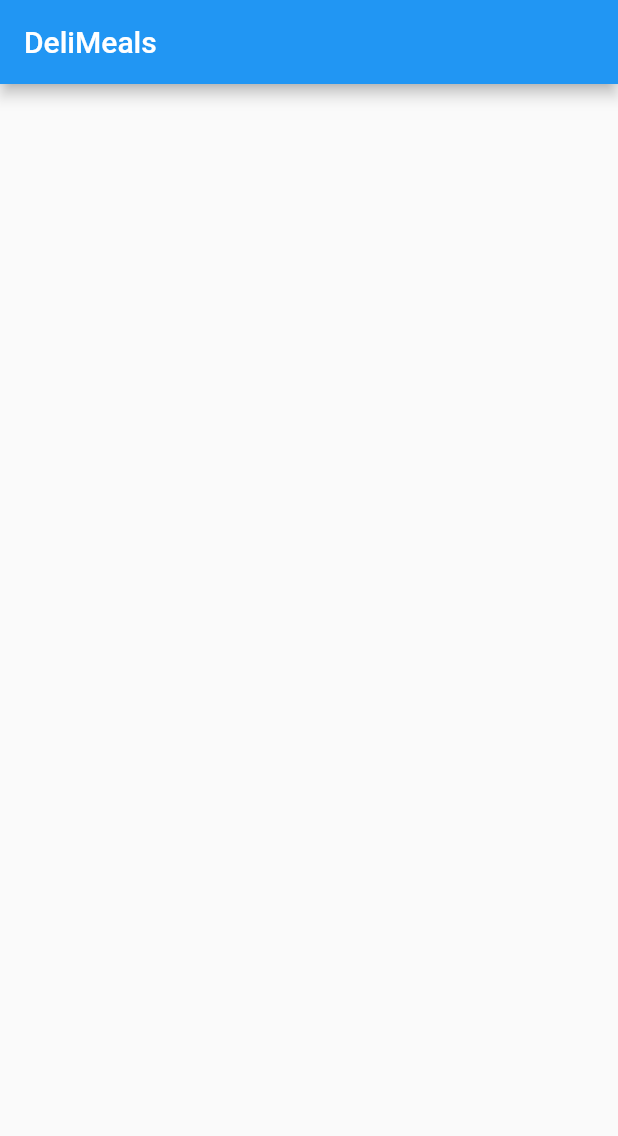
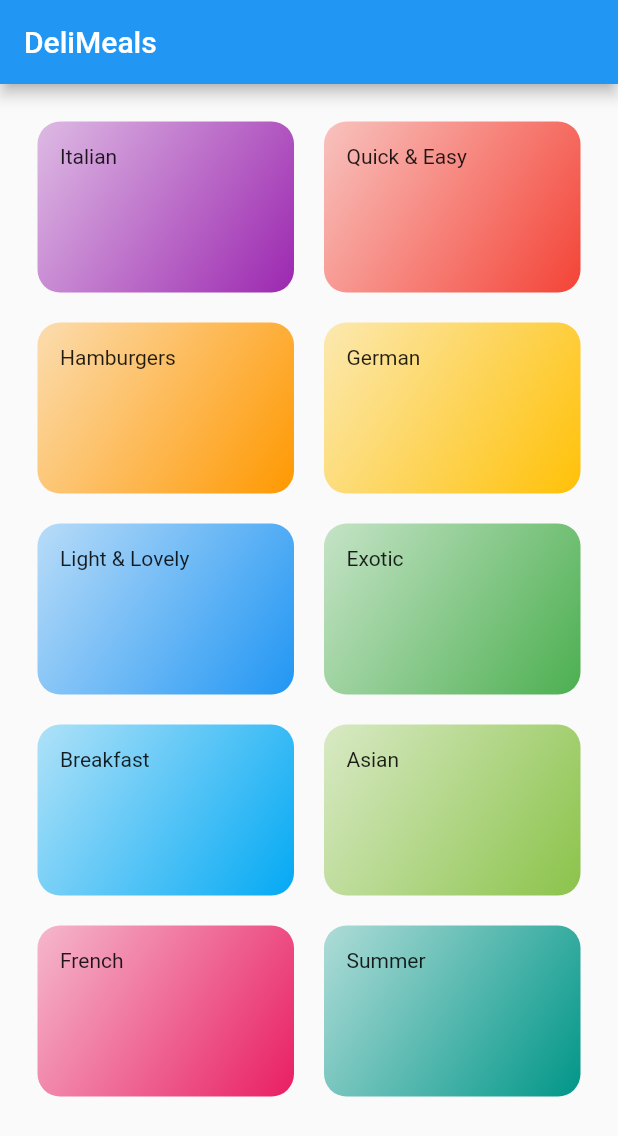
Before and after one commit to SwapnanilHalder/Meals-App, a Flutter app: the screen it shows after launch, on a phone screen of 412 x 824 dp. Shown: the top 1136 px of the screen. Run offline on Flutter 3.47's test engine with Material 2 defaults, Android fonts, the phone set to English and light mode, and no system bars.

Commit message:
1st complete stage

```diff
--- /dev/null
+++ b/lib/Models/dummy_data.dart
@@ -0,0 +1,56 @@
+import 'package:flutter/material.dart';
+
+import './itembuilder.dart';
+
+const DUMMY_CATEGORIES = const [
+  ItemBuilder(
+    id: 'c1',
+    title: 'Italian',
+    color: Colors.purple,
+  ),
+  ItemBuilder(
+    id: 'c2',
+    title: 'Quick & Easy',
+    color: Colors.red,
+  ),
+  ItemBuilder(
+    id: 'c3',
+    title: 'Hamburgers',
+    color: Colors.orange,
+  ),
+  ItemBuilder(
+    id: 'c4',
+    title: 'German',
+    color: Colors.amber,
+  ),
+  ItemBuilder(
+    id: 'c5',
+    title: 'Light & Lovely',
+    color: Colors.blue,
+  ),
+  ItemBuilder(
+    id: 'c6',
+    title: 'Exotic',
+    color: Colors.green,
+  ),
+  ItemBuilder(
+    id: 'c7',
+    title: 'Breakfast',
+    color: Colors.lightBlue,
+  ),
+  ItemBuilder(
+    id: 'c8',
+    title: 'Asian',
+    color: Colors.lightGreen,
+  ),
+  ItemBuilder(
+    id: 'c9',
+    title: 'French',
+    color: Colors.pink,
+  ),
+  ItemBuilder(
+    id: 'c10',
+    title: 'Summer',
+    color: Colors.teal,
+  ),
+];
--- /dev/null
+++ b/lib/Models/itembuilder.dart
@@ -0,0 +1,13 @@
+import 'package:flutter/material.dart';
+
+class ItemBuilder {
+  final String id;
+  final String title;
+  final Color color;
+
+  const ItemBuilder({
+    @required this.id,
+    @required this.title,
+    this.color = Colors.orange,
+  });
+}
--- /dev/null
+++ b/lib/Screens/categories_screen.dart
@@ -0,0 +1,29 @@
+import 'package:flutter/material.dart';
+
+import '../Widget/griditems.dart';
+import '../Models/dummy_data.dart';
+
+class CategoriesScreen extends StatelessWidget {
+  @override
+  Widget build(BuildContext context) {
+    return Scaffold(
+      appBar: AppBar(
+        title: const Text("DeliMeals"),
+      ),
+      body: GridView(
+        padding: const EdgeInsets.all(25),
+        gridDelegate: SliverGridDelegateWithMaxCrossAxisExtent(
+          maxCrossAxisExtent: 200,
+          childAspectRatio: 3 / 2,
+          crossAxisSpacing: 20,
+          mainAxisSpacing: 20,
+        ),
+        children: DUMMY_CATEGORIES
+            .map(
+              (item) => GridItems(title: item.title, color: item.color),
+            )
+            .toList(),
+      ),
+    );
+  }
+}
--- /dev/null
+++ b/lib/Widget/griditems.dart
@@ -0,0 +1,32 @@
+import 'dart:ui';
+
+import 'package:flutter/material.dart';
+
+class GridItems extends StatelessWidget {
+  final String title;
+  final Color color;
+
+  GridItems({
+    @required this.title,
+    @required this.color,
+  });
+
+  @override
+  Widget build(BuildContext context) {
+    return Container(
+      padding: const EdgeInsets.all(15),
+      child: Text(title),
+      decoration: BoxDecoration(
+        borderRadius: BorderRadius.circular(15),
+        gradient: LinearGradient(
+          colors: [
+            color.withOpacity(0.3),
+            color,
+          ],
+          begin: Alignment.topLeft,
+          end: Alignment.bottomRight,
+        ),
+      ),
+    );
+  }
+}
--- a/lib/main.dart
+++ b/lib/main.dart
@@ -1,4 +1,6 @@
 import 'package:flutter/material.dart';
+
+import './Screens/categories_screen.dart';
 
 void main() {
   runApp(MyApp());
@@ -12,26 +14,7 @@ class MyApp extends StatelessWidget {
       theme: ThemeData(
         primarySwatch: Colors.blue,
       ),
-      home: MyHomePage(),
+      home: CategoriesScreen(),
     );
   }
 }
-
-class MyHomePage extends StatefulWidget {
-  @override
-  _MyHomePageState createState() => _MyHomePageState();
-}
-
-class _MyHomePageState extends State<MyHomePage> {
-  @override
-  Widget build(BuildContext context) {
-    return Scaffold(
-      appBar: AppBar(
-        title: Text("DeliMeals"),
-      ),
-      body: Center(
-
-      ),
-    );
-  }
-}
```
